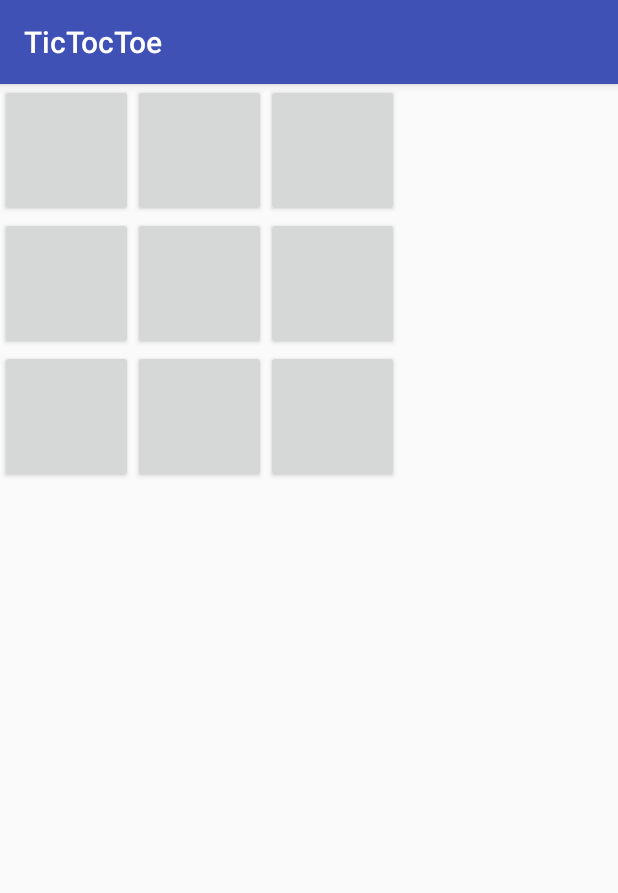
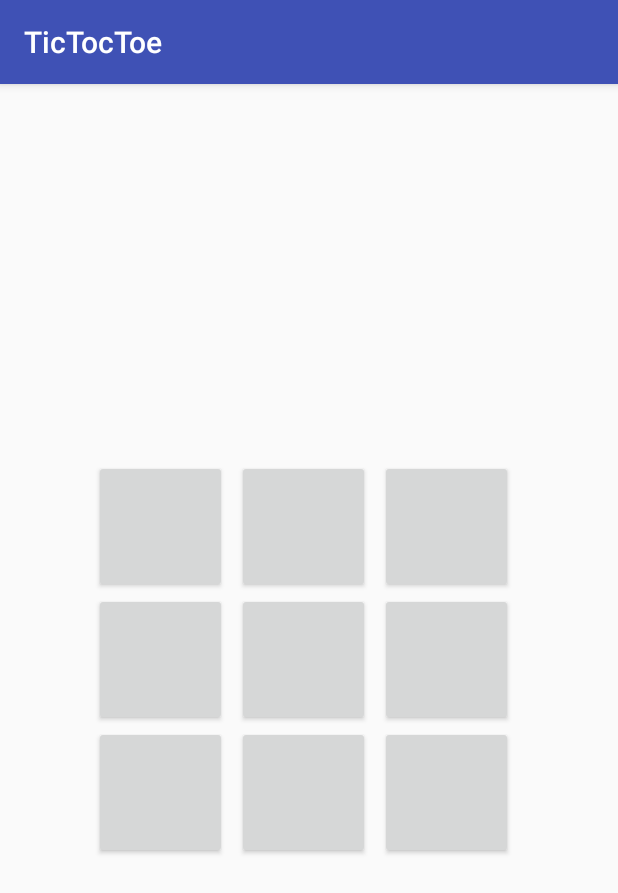
Before and after one commit to dev-tam/TicTacToe, an Android app: the screen it shows after launch (MainActivity), on a phone screen of 412 x 824 dp. Shown: the top 893 px of the screen. Run offline under Robolectric (Android 15) with nearby library versions, the phone set to English and light mode, and no system bars.

Commit message:
9 buttons layout

```diff
--- a/app/src/main/res/layout/activity_main.xml
+++ b/app/src/main/res/layout/activity_main.xml
@@ -1,6 +1,7 @@
 <?xml version="1.0" encoding="utf-8"?>
 <TableLayout
     xmlns:android="http://schemas.android.com/apk/res/android"
+    android:gravity="center"
     xmlns:app="http://schemas.android.com/apk/res-auto"
     xmlns:tools="http://schemas.android.com/tools"
     android:layout_width="match_parent"
@@ -8,60 +9,72 @@
     tools:context="net.torora.jtam.tictoctoe.MainActivity">
 
     <TableRow
+        android:gravity="center"
         android:layout_width="match_parent"
         android:layout_height="match_parent" >
 
         <Button
+            android:layout_marginRight="3pt"
             android:id="@+id/bu1"
             android:layout_width="40pt"
             android:layout_height="40pt" />
 
         <Button
+            android:layout_marginRight="3pt"
             android:id="@+id/bu2"
             android:layout_width="40pt"
             android:layout_height="40pt" />
 
         <Button
+            android:layout_marginRight="3pt"
             android:id="@+id/bu3"
             android:layout_width="40pt"
             android:layout_height="40pt" />
     </TableRow>
 
     <TableRow
+        android:gravity="center"
         android:layout_width="match_parent"
         android:layout_height="match_parent" >
 
         <Button
+            android:layout_marginRight="3pt"
             android:id="@+id/bu4"
             android:layout_width="40pt"
             android:layout_height="40pt" />
 
         <Button
+            android:layout_marginRight="3pt"
             android:id="@+id/bu5"
             android:layout_width="40pt"
             android:layout_height="40pt" />
 
         <Button
+            android:layout_marginRight="3pt"
             android:id="@+id/bu6"
             android:layout_width="40pt"
             android:layout_height="40pt" />
     </TableRow>
 
     <TableRow
+        android:gravity="center"
         android:layout_width="match_parent"
         android:layout_height="match_parent" >
 
         <Button
+            android:layout_marginRight="3pt"
             android:id="@+id/bu7"
             android:layout_width="40pt"
             android:layout_height="40pt" />
 
         <Button
+            android:layout_marginRight="3pt"
             android:id="@+id/bu8"
             android:layout_width="40pt"
             android:layout_height="40pt" />
 
         <Button
+            android:layout_marginRight="3pt"
             android:id="@+id/bu9"
             android:layout_width="40pt"
             android:layout_height="40pt" />
```
